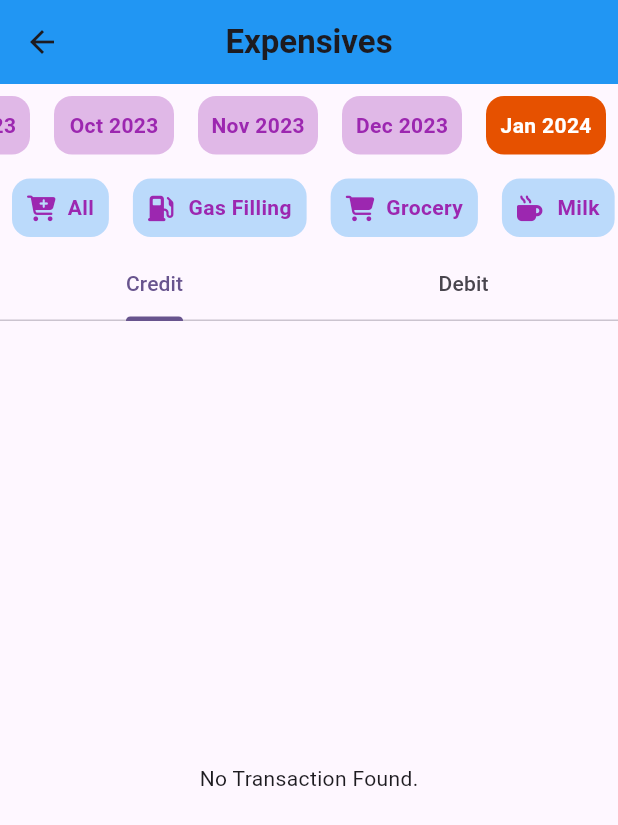
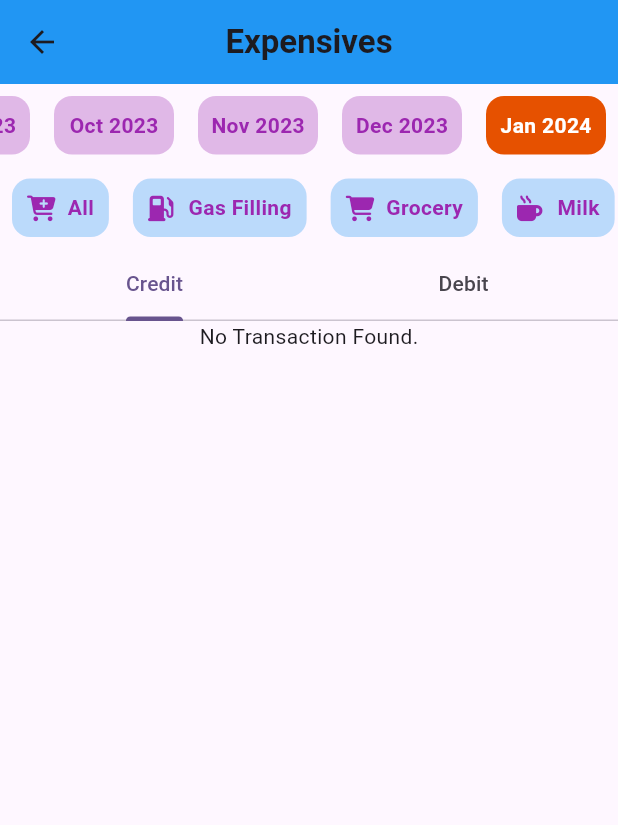
Before and after one commit to RishabhKumar2201/Expense-Tracer-App, a Flutter app: the TransactionScreen screen opened directly, on a phone screen of 412 x 824 dp. Shown: the top 825 px of the screen. Run offline on Flutter 3.47's test engine with Material 3 defaults, Android fonts, the phone set to English and light mode, and no system bars; our stand-ins replace cloud_firestore, firebase_auth, firebase_core, font_awesome_flutter; accounts and stored records are empty.

Commit message:
Final Commit on 25/01/2024

```diff
--- a/lib/widgets/category_list.dart
+++ b/lib/widgets/category_list.dart
@@ -33,7 +33,7 @@ class _CategoryListState extends State<CategoryList> {
   }
 
   // scrollToSelectedMonth() {
-  //   final selectedMonthIndex = months.indexOf(currentMonth);
+  //   final selectedMonthIndex = categorylist.indexOf(categorylist);
   //   if (selectedMonthIndex != -1) {
   //     final scrollOffset = (selectedMonthIndex * 100.0) - 170;
   //     scrollController.animateTo(scrollOffset,
--- a/lib/widgets/hero_card.dart
+++ b/lib/widgets/hero_card.dart
@@ -146,7 +146,7 @@ class CardOne extends StatelessWidget {
               ),
               const Spacer(),
               Padding(
-                padding: const EdgeInsets.all(8.0),
+                padding: const EdgeInsets.all(5.0),
                 child: Icon(
                     heading == "Credit"
                         ? Icons.arrow_upward_outlined
--- a/lib/widgets/tab_bar_view.dart
+++ b/lib/widgets/tab_bar_view.dart
@@ -23,14 +23,18 @@ class TypeTabBar extends StatelessWidget {
                 Expanded(
                     child: TabBarView(
                   children: [
-                    TransectionList(
+                    SingleChildScrollView(
+                      child: TransectionList(
                           category: category,
                           type: "credit",
                           monthYear: monthYear),
-                    TransectionList(
+                    ),
+                    SingleChildScrollView(
+                      child: TransectionList(
                           category: category,
                           type: "debit",
                           monthYear: monthYear),
+                    ),
                   ],
                 ))
               ],
```
Lines whose indentation alone changed are shown as unchanged.
